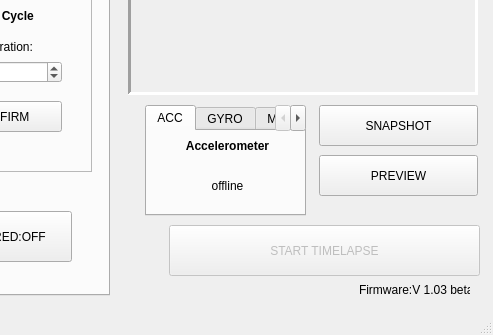
The window that _ui/Clinostat.ui (CoSE-Jerry/3D-Clinostat) describes before a commit, drawn with Qt 5; both pictures show x 531 to 1024 and y 265 to 600 of the 1024 by 600 pixel window.
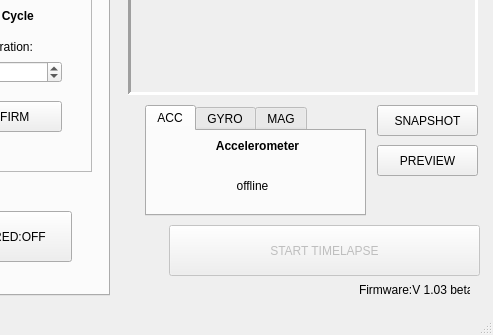
The same window after the commit. Icons and pictures are not drawn.

Diff of the .ui file:
```diff
--- a/_ui/Clinostat.ui
+++ b/_ui/Clinostat.ui
@@ -1343,10 +1343,10 @@
     </property>
     <property name="geometry">
      <rect>
-      <x>850</x>
+      <x>908</x>
       <y>370</y>
-      <width>159</width>
-      <height>41</height>
+      <width>101</width>
+      <height>31</height>
      </rect>
     </property>
     <property name="text">
@@ -1359,10 +1359,10 @@
     </property>
     <property name="geometry">
      <rect>
-      <x>850</x>
-      <y>420</y>
-      <width>159</width>
-      <height>41</height>
+      <x>908</x>
+      <y>410</y>
+      <width>101</width>
+      <height>31</height>
      </rect>
     </property>
     <property name="text">
@@ -1387,7 +1387,7 @@
      <rect>
       <x>676</x>
       <y>370</y>
-      <width>161</width>
+      <width>221</width>
       <height>111</height>
      </rect>
     </property>
@@ -1403,7 +1403,7 @@
        <rect>
         <x>10</x>
         <y>0</y>
-        <width>141</width>
+        <width>201</width>
         <height>31</height>
        </rect>
       </property>
@@ -1414,9 +1414,9 @@
      <widget class="QLabel" name="ACC_label">
       <property name="geometry">
        <rect>
-        <x>20</x>
+        <x>0</x>
         <y>29</y>
-        <width>121</width>
+        <width>211</width>
         <height>51</height>
        </rect>
       </property>
```
